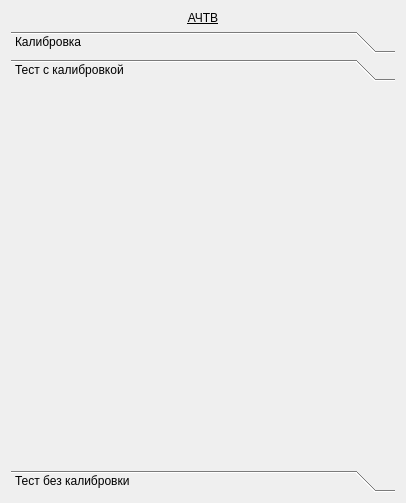
Qt form choisedialog/ko2.ui (krang4d/Agrekola) before a commit.
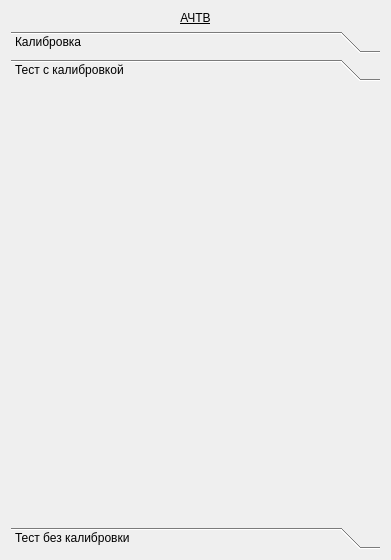
The same form after that commit. The open tabs and pages were chosen to show the change.

Patch:
```diff
--- a/choisedialog/ko2.ui
+++ b/choisedialog/ko2.ui
@@ -6,8 +6,8 @@
    <rect>
     <x>0</x>
     <y>0</y>
-    <width>406</width>
-    <height>503</height>
+    <width>391</width>
+    <height>560</height>
    </rect>
   </property>
   <property name="windowTitle">
@@ -218,13 +218,21 @@
        <rect>
         <x>0</x>
         <y>0</y>
-        <width>388</width>
-        <height>385</height>
+        <width>373</width>
+        <height>442</height>
        </rect>
       </property>
       <attribute name="label">
        <string>Тест с калибровкой</string>
       </attribute>
+      <layout class="QVBoxLayout" name="verticalLayout_9">
+       <item>
+        <widget class="QStackedWidget" name="stackedWidget">
+         <widget class="QWidget" name="page"/>
+         <widget class="QWidget" name="page_4"/>
+        </widget>
+       </item>
+      </layout>
      </widget>
      <widget class="QWidget" name="page_3">
       <property name="geometry">
```
Left out of the diff: 10 changed lines with no effect on the pictures.
